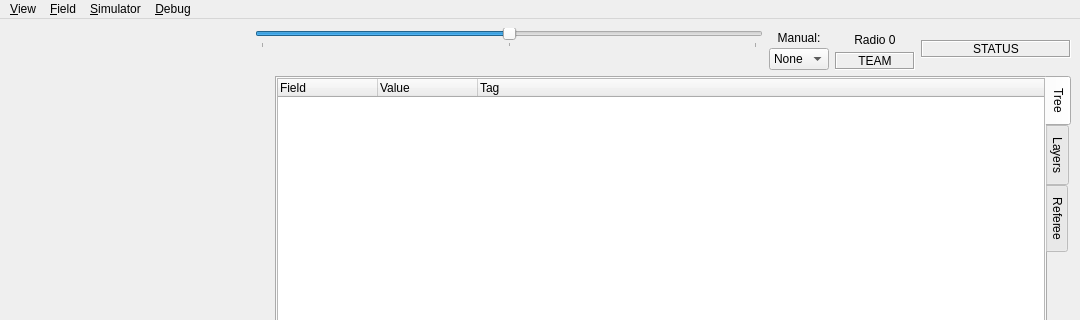
This is soccer/ui/MainWindow.ui in RoboJackets/robocup-software as Qt 5 draws it before an edit; both pictures show x 0 to 1080 and y 0 to 320 of the 1080 by 700 pixel window. The edited form follows.
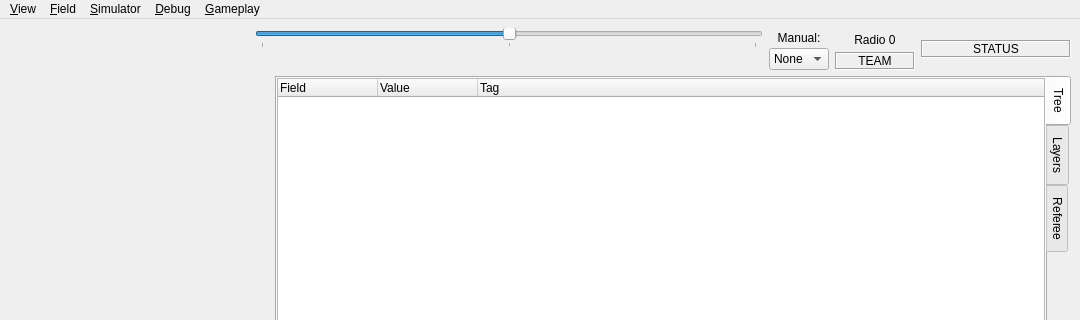
This is the edited form. Icons and pictures are not drawn. Custom widgets are drawn as their Qt base class.

```diff
--- a/soccer/ui/MainWindow.ui
+++ b/soccer/ui/MainWindow.ui
@@ -1563,12 +1563,18 @@
      <string>&amp;Debug</string>
     </property>
     <addaction name="actionRestartUpdateTimer"/>
+   </widget>
+   <widget class="QMenu" name="menu_Gameplay">
+    <property name="title">
+     <string>&amp;Gameplay</string>
+    </property>
     <addaction name="actionSeed"/>
    </widget>
    <addaction name="menu_View"/>
    <addaction name="menu_Field"/>
    <addaction name="menu_Simulator"/>
    <addaction name="menu_Debug"/>
+   <addaction name="menu_Gameplay"/>
   </widget>
   <widget class="QStatusBar" name="statusbar"/>
   <action name="action0">
```
Left out of the diff: 6 changed lines with no effect on the pictures.
